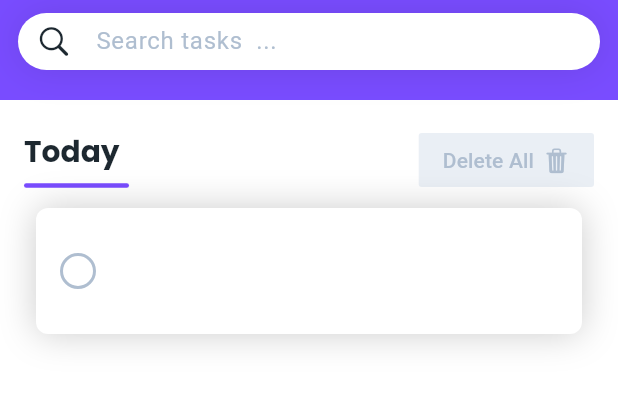
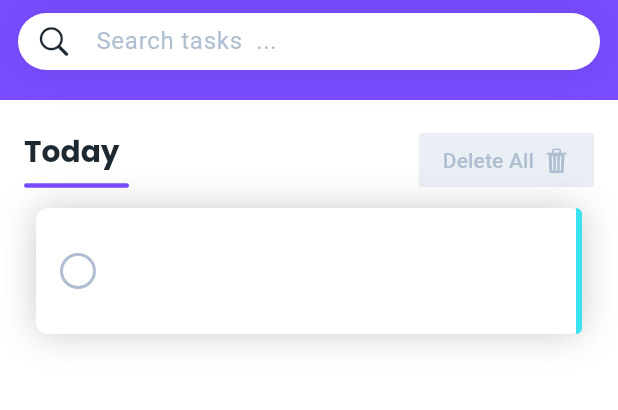
Before and after one commit to hooshyara/Flutter_todo_With_Hive, a Flutter app: the EditTaskScreen screen opened directly, after a tap on "Save Change", on a phone screen of 412 x 824 dp, the part 65-475 px from its top. Run offline on Flutter 3.47's test engine with Material 3 defaults, Android fonts, the phone set to English and light mode, and no system bars; our stand-ins replace google_fonts, hive_flutter; accounts and stored records are empty.

Commit message:
Add priority to HomeScrren

```diff
--- a/lib/edit.dart
+++ b/lib/edit.dart
@@ -38,7 +38,7 @@ class _EditTaskScreenState extends State<EditTaskScreen> {
         onPressed: () {
           final task = Task();
           task.name = _controller.text;
-          task.priority = Priority.low;
+          task.priority = widget.task.priority;
           if (task.isInBox) {
             task.save();
           } else {
@@ -198,10 +198,10 @@ class _PriorityCheckBoxShape extends StatelessWidget {
         ),
         child: value
             ? Icon(
-                CupertinoIcons.check_mark,
-                color: Theme.of(context).colorScheme.surface,
-                size: 12,
-              )
+          CupertinoIcons.check_mark,
+          color: Theme.of(context).colorScheme.surface,
+          size: 12,
+        )
             : null,
       ),
     );
--- a/lib/main.dart
+++ b/lib/main.dart
@@ -4,7 +4,6 @@ import 'package:google_fonts/google_fonts.dart';
 import 'package:hive_flutter/hive_flutter.dart';
 import 'package:todo_list/data.dart';
 import 'edit.dart';
-
 
 const taskBoxName = 'tasks';
 
@@ -18,6 +17,9 @@ void main() async {
 
 const Color primaryColor = Color(0xff794cff);
 final secondaryTextColor = Color(0xffAFBED0);
+final normalPriority = Color(0xffF09816);
+final lowPriority = Color(0xff3BE1F1);
+final highPriority = primaryColor;
 
 class MyApp extends StatelessWidget {
   const MyApp({super.key});
@@ -63,7 +65,9 @@ class HomeScreen extends StatelessWidget {
         onPressed: () {
           Navigator.of(context).push(
             CupertinoPageRoute(
-              builder: (context) => EditTaskScreen(task: Task(),),
+              builder: (context) => EditTaskScreen(
+                task: Task(),
+              ),
             ),
           );
         },
@@ -100,7 +104,6 @@ class HomeScreen extends StatelessWidget {
                       height: 12,
                     ),
                     Container(
-
                       height: 38,
                       width: double.infinity,
                       decoration: BoxDecoration(
@@ -114,8 +117,9 @@ class HomeScreen extends StatelessWidget {
                           ]),
                       child: TextField(
                         decoration: InputDecoration(
-                            prefixIcon: Icon(CupertinoIcons.search),
-                            label: Text('Search tasks  ...'),),
+                          prefixIcon: Icon(CupertinoIcons.search),
+                          label: Text('Search tasks  ...'),
+                        ),
                       ),
                     ),
                   ],
@@ -150,7 +154,6 @@ class HomeScreen extends StatelessWidget {
                                     height: 3,
                                     width: 70,
                                     margin: const EdgeInsets.only(top: 4),
-
                                     decoration: BoxDecoration(
                                       color: themData.colorScheme.primary,
                                       borderRadius: BorderRadius.circular(1.5),
@@ -213,6 +216,18 @@ class _TaskItemState extends State<TaskItem> {
   @override
   Widget build(BuildContext context) {
     ThemeData themeData = Theme.of(context);
+    final priorityColor;
+    switch (widget.task.priority) {
+      case Priority.normal:
+        priorityColor = normalPriority;
+        break;
+      case Priority.low:
+        priorityColor = lowPriority;
+        break;
+      case Priority.high:
+        priorityColor = highPriority;
+        break;
+    }
     return InkWell(
       onTap: () {
         setState(() {
@@ -239,9 +254,7 @@ class _TaskItemState extends State<TaskItem> {
                 width: 16,
               ),
               Expanded(
-
                 child: Text(
-
                   widget.task.name,
                   maxLines: 3,
                   overflow: TextOverflow.ellipsis,
@@ -252,6 +265,16 @@ class _TaskItemState extends State<TaskItem> {
                         : TextDecoration.none,
                   ),
                 ),
+              ),
+              Container(
+                width: 4,
+                height: 90,
+                decoration: BoxDecoration(
+                    color: priorityColor,
+                    borderRadius: BorderRadius.only(
+                      topRight: Radius.circular(8),
+                      bottomRight: Radius.circular(8),
+                    )),
               ),
             ],
           ),
@@ -278,9 +301,8 @@ class MyCheckBox extends StatelessWidget {
         width: 24,
         decoration: BoxDecoration(
           borderRadius: BorderRadius.circular(12),
-          border: !value
-              ? Border.all(color: secondaryTextColor, width: 2)
-              : null,
+          border:
+              !value ? Border.all(color: secondaryTextColor, width: 2) : null,
           color: value ? primaryColor : null,
         ),
         child: value
```
